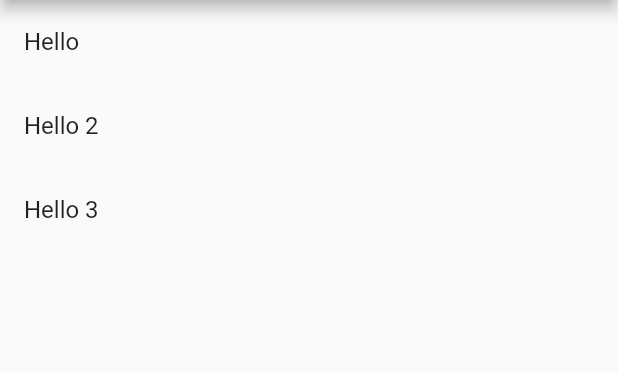
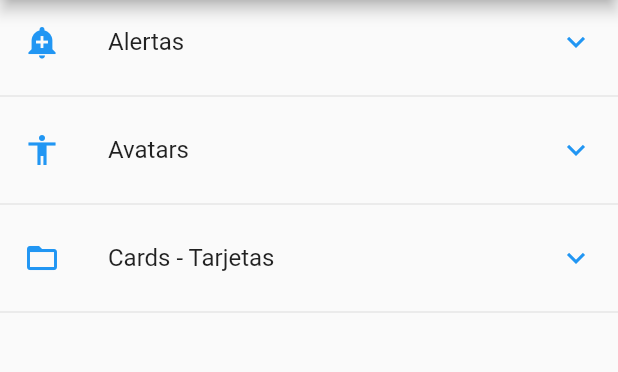
Before and after one commit to ManucalDK/componapp, a Flutter app: the screen it shows after launch, on a phone screen of 412 x 824 dp, the part 84-456 px from its top. Run offline on Flutter 3.47's test engine with Material 2 defaults, Android fonts, the phone set to English and light mode, and no system bars.

Commit message:
routes and card design

```diff
--- a/lib/main.dart
+++ b/lib/main.dart
@@ -1,6 +1,6 @@
+import 'package:componapp/src/pages/alert_page.dart';
+import 'package:componapp/src/pages/routes/routes.dart';
 import 'package:flutter/material.dart';
-import 'package:componapp/src/pages/home_page.dart';
-import 'package:componapp/src/pages/home_temp.dart';
 
 void main() => runApp(MyApp());
 
@@ -8,8 +8,15 @@ class MyApp extends StatelessWidget {
   @override
   Widget build(BuildContext context) {
     return MaterialApp(
-        title: 'Componentes App',
-        debugShowCheckedModeBanner: false,
-        home: HomePage());
+      title: 'Componentes App',
+      debugShowCheckedModeBanner: false,
+      // home: HomePage()
+      initialRoute: '/',
+      routes: getApplicationRoutes(),
+      onGenerateRoute: (RouteSettings settings) {
+        print('Ruta llamada: ${settings.name}');
+        return MaterialPageRoute(builder: (context) => AlertPage());
+      },
+    );
   }
 }
--- a/lib/src/pages/home_page.dart
+++ b/lib/src/pages/home_page.dart
@@ -1,4 +1,6 @@
+import 'package:componapp/src/pages/alert_page.dart';
 import 'package:componapp/src/providers/menu_povider.dart';
+import 'package:componapp/src/utils/icon_string_util.dart';
 import 'package:flutter/material.dart';
 
 class HomePage extends StatelessWidget {
@@ -13,23 +15,39 @@ class HomePage extends StatelessWidget {
   }
 
   Widget _lista() {
-    print(menuProvider.opciones);
-    return ListView(
-      children: _listaItems(),
+    //print(menuProvider.opciones);
+    /*menuProvider
+        .cargarData()
+        .then((opciones) => {print('Lista'), print(opciones)});*/
+    return FutureBuilder(
+      future: menuProviders.cargarData(),
+      initialData: [],
+      builder: (context, AsyncSnapshot<List<dynamic>> snapshot) {
+        return ListView(children: _listaItems(snapshot.data, context));
+      },
     );
+    // return ListView(
+    //   children: _listaItems(),
+    // );
   }
 
-  List<Widget> _listaItems() {
-    return [
-      ListTile(
-        title: Text('Hello'),
-      ),
-      ListTile(
-        title: Text('Hello 2'),
-      ),
-      ListTile(
-        title: Text('Hello 3'),
-      ),
-    ];
+  List<Widget> _listaItems(List<dynamic> data, BuildContext context) {
+    final List<Widget> opciones = [];
+    data.forEach((element) {
+      final widgetTemp = ListTile(
+        title: Text(element['texto']),
+        leading: getIcon(element['icon']),
+        trailing: Icon(Icons.keyboard_arrow_down, color: Colors.blue),
+        onTap: () {
+          // final route = MaterialPageRoute(builder: (context) => AlertPage());
+          // Navigator.push(context, route);
+          Navigator.pushNamed(context, element['ruta']);
+        },
+      );
+
+      opciones..add(widgetTemp)..add(Divider());
+    });
+
+    return opciones;
   }
 }
--- /dev/null
+++ b/lib/src/pages/routes/routes.dart
@@ -0,0 +1,15 @@
+import 'package:flutter/material.dart';
+
+import '../alert_page.dart';
+import '../avatar_page.dart';
+import '../card_page.dart';
+import '../home_page.dart';
+
+Map<String, WidgetBuilder> getApplicationRoutes() {
+  return <String, WidgetBuilder>{
+    '/': (BuildContext context) => HomePage(),
+    'alert': (BuildContext context) => AlertPage(),
+    'avatar': (BuildContext context) => AvatarPage(),
+    'card': (BuildContext context) => CardPage(),
+  };
+}
--- /dev/null
+++ b/lib/src/utils/icon_string_util.dart
@@ -0,0 +1,11 @@
+import 'package:flutter/material.dart';
+
+final _icons = <String, IconData>{
+  'add_alert': Icons.add_alert,
+  'accessibility': Icons.accessibility,
+  'folder_open': Icons.folder_open,
+};
+
+Icon getIcon(String nombreIcono) {
+  return Icon(_icons[nombreIcono], color: Colors.blue);
+}
--- a/pubspec.yaml
+++ b/pubspec.yaml
@@ -47,6 +47,7 @@ flutter:
   # To add assets to your application, add an assets section, like this:
   assets:
     - data/menu_opts.json
+    - assets/
   #   - images/a_dot_ham.jpeg
 
   # An image asset can refer to one or more resolution-specific "variants", see
```
Also changed, not shown: lib/src/pages/alert_page.dart (added, +20 -0 lines), lib/src/pages/avatar_page.dart (added, +14 -0 lines), lib/src/pages/card_page.dart (added, +80 -0 lines), lib/src/providers/menu_povider.dart (+12 -8 lines), assets/jar-loading.gif (added).
